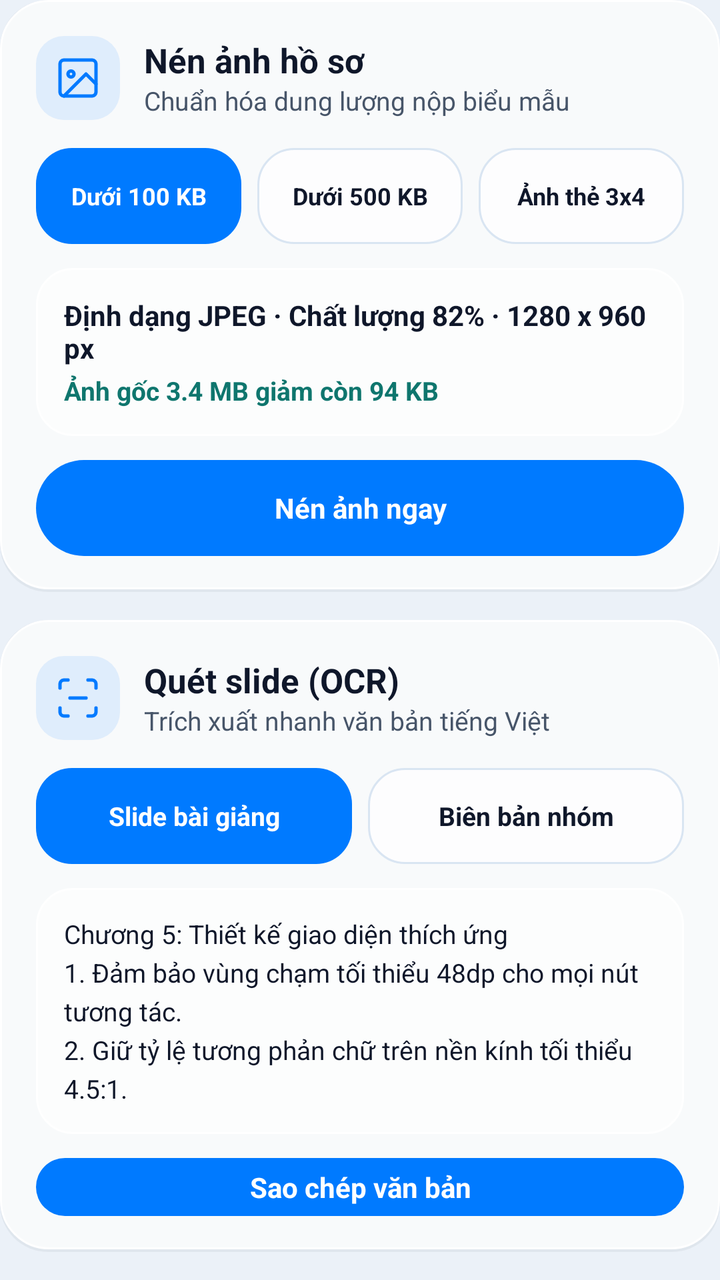
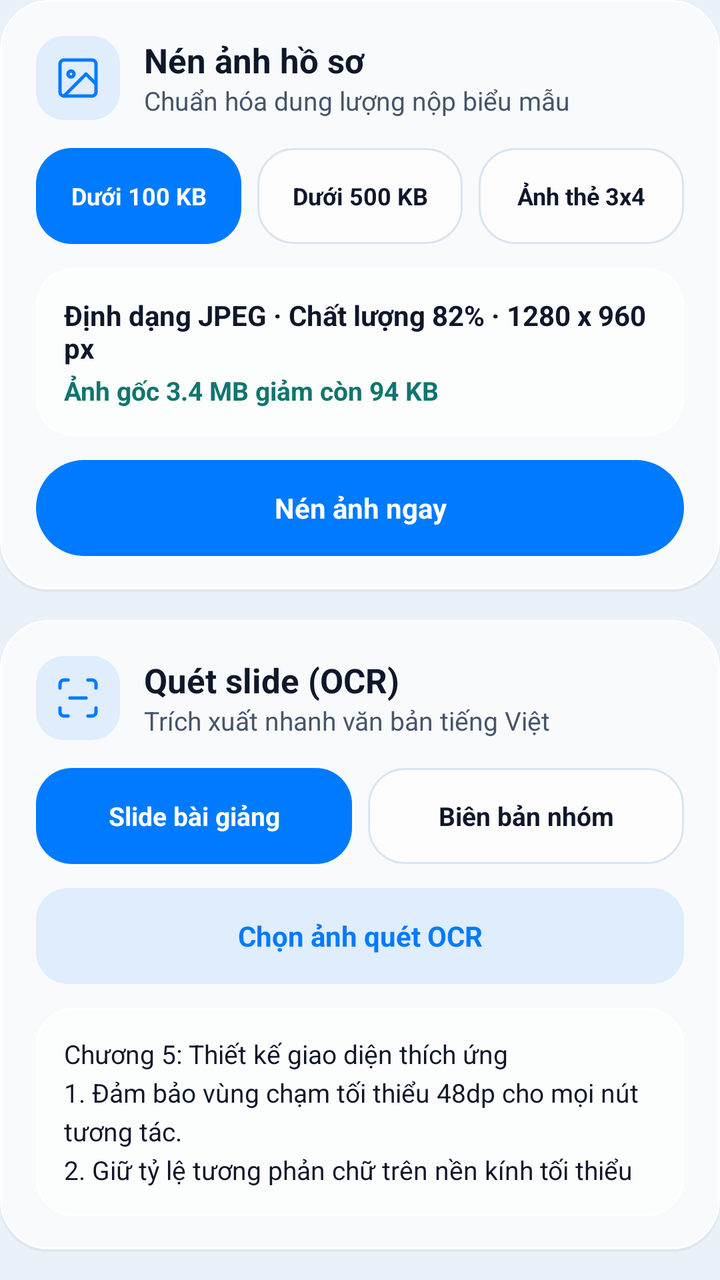

An Android layout rendered at two revisions. The XML below is the earlier revision; the diff shows what the commit changed to produce the second picture.
<!-- AndroidManifest.xml: application theme Theme.PocketKit -->
<!-- res/layout/tab_tools.xml -->
<?xml version="1.0" encoding="utf-8"?>
<LinearLayout xmlns:android="http://schemas.android.com/apk/res/android"
    xmlns:app="http://schemas.android.com/apk/res-auto"
    android:id="@+id/tabTools"
    android:layout_width="match_parent"
    android:layout_height="wrap_content"
    android:orientation="vertical">

    <LinearLayout
        android:layout_width="match_parent"
        android:layout_height="wrap_content"
        android:layout_marginBottom="@dimen/section_gap"
        android:background="@drawable/bg_glass_card"
        android:orientation="vertical"
        android:padding="@dimen/card_padding">

        <LinearLayout
            android:layout_width="match_parent"
            android:layout_height="wrap_content"
            android:gravity="center_vertical"
            android:orientation="horizontal">

            <ImageView
                android:layout_width="@dimen/icon_size_lg"
                android:layout_height="@dimen/icon_size_lg"
                android:background="@drawable/bg_icon_badge"
                android:contentDescription="@string/tools_compress_title"
                android:padding="@dimen/icon_badge_padding"
                android:src="@drawable/ic_compress"
                app:tint="@color/accent_sapphire" />

            <LinearLayout
                android:layout_width="0dp"
                android:layout_height="wrap_content"
                android:layout_marginStart="@dimen/card_gap"
                android:layout_weight="1"
                android:orientation="vertical">

                <TextView
                    android:layout_width="wrap_content"
                    android:layout_height="wrap_content"
                    android:text="@string/tools_compress_title"
                    android:textColor="@color/ink_primary"
                    android:textSize="@dimen/text_size_section_title"
                    android:textStyle="bold" />

                <TextView
                    android:layout_width="wrap_content"
                    android:layout_height="wrap_content"
                    android:text="@string/tools_compress_subtitle"
                    android:textColor="@color/ink_secondary"
                    android:textSize="@dimen/text_size_body" />
            </LinearLayout>
        </LinearLayout>

        <LinearLayout
            android:layout_width="match_parent"
            android:layout_height="wrap_content"
            android:layout_marginTop="@dimen/section_gap"
            android:orientation="horizontal">

            <TextView
                android:id="@+id/chipCompress100"
                android:layout_width="0dp"
                android:layout_height="wrap_content"
                android:layout_weight="1"
                android:background="@drawable/bg_chip_selected"
                android:clickable="true"
                android:focusable="true"
                android:gravity="center"
                android:minHeight="@dimen/touch_target_min"
                android:text="@string/tools_compress_chip_100"
                android:textColor="@color/white"
                android:textSize="@dimen/text_size_caption"
                android:textStyle="bold" />

            <TextView
                android:id="@+id/chipCompress500"
                android:layout_width="0dp"
                android:layout_height="wrap_content"
                android:layout_marginStart="@dimen/chip_gap"
                android:layout_weight="1"
                android:background="@drawable/bg_chip_unselected"
                android:clickable="true"
                android:focusable="true"
                android:gravity="center"
                android:minHeight="@dimen/touch_target_min"
                android:text="@string/tools_compress_chip_500"
                android:textColor="@color/ink_primary"
                android:textSize="@dimen/text_size_caption"
                android:textStyle="bold" />

            <TextView
                android:id="@+id/chipCompress3x4"
                android:layout_width="0dp"
                android:layout_height="wrap_content"
                android:layout_marginStart="@dimen/chip_gap"
                android:layout_weight="1"
                android:background="@drawable/bg_chip_unselected"
                android:clickable="true"
                android:focusable="true"
                android:gravity="center"
                android:minHeight="@dimen/touch_target_min"
                android:text="@string/tools_compress_chip_3x4"
                android:textColor="@color/ink_primary"
                android:textSize="@dimen/text_size_caption"
                android:textStyle="bold" />
        </LinearLayout>

        <LinearLayout
            android:layout_width="match_parent"
            android:layout_height="wrap_content"
            android:layout_marginTop="@dimen/card_gap"
            android:background="@drawable/bg_glass_inner"
            android:orientation="vertical"
            android:padding="@dimen/card_padding_compact">

            <TextView
                android:id="@+id/tvCompressSpec"
                android:layout_width="match_parent"
                android:layout_height="wrap_content"
                android:text="@string/tools_compress_spec_100"
                android:textColor="@color/ink_primary"
                android:textSize="@dimen/text_size_input"
                android:textStyle="bold" />

            <TextView
                android:id="@+id/tvCompressEstimate"
                android:layout_width="match_parent"
                android:layout_height="wrap_content"
                android:layout_marginTop="@dimen/tiny_gap"
                android:text="@string/tools_compress_estimate_100"
                android:textColor="@color/accent_mint_text"
                android:textSize="@dimen/text_size_body"
                android:textStyle="bold" />
        </LinearLayout>

        <TextView
            android:id="@+id/btnRunCompress"
            android:layout_width="match_parent"
            android:layout_height="wrap_content"
            android:layout_marginTop="@dimen/card_gap"
            android:background="@drawable/bg_pill_primary"
            android:clickable="true"
            android:focusable="true"
            android:gravity="center"
            android:minHeight="@dimen/touch_target_min"
            android:text="@string/tools_compress_btn_run"
            android:textColor="@color/white"
            android:textSize="@dimen/text_size_input"
            android:textStyle="bold" />
    </LinearLayout>

    <LinearLayout
        android:layout_width="match_parent"
        android:layout_height="wrap_content"
        android:layout_marginBottom="@dimen/section_gap"
        android:background="@drawable/bg_glass_card"
        android:orientation="vertical"
        android:padding="@dimen/card_padding">

        <LinearLayout
            android:layout_width="match_parent"
            android:layout_height="wrap_content"
            android:gravity="center_vertical"
            android:orientation="horizontal">

            <ImageView
                android:layout_width="@dimen/icon_size_lg"
                android:layout_height="@dimen/icon_size_lg"
                android:background="@drawable/bg_icon_badge"
                android:contentDescription="@string/tools_ocr_desc"
                android:padding="@dimen/icon_badge_padding"
                android:src="@drawable/ic_ocr"
                app:tint="@color/accent_sapphire" />

            <LinearLayout
                android:layout_width="0dp"
                android:layout_height="wrap_content"
                android:layout_marginStart="@dimen/card_gap"
                android:layout_weight="1"
                android:orientation="vertical">

                <TextView
                    android:layout_width="wrap_content"
                    android:layout_height="wrap_content"
                    android:text="@string/tools_ocr_title"
                    android:textColor="@color/ink_primary"
                    android:textSize="@dimen/text_size_section_title"
                    android:textStyle="bold" />

                <TextView
                    android:layout_width="wrap_content"
                    android:layout_height="wrap_content"
                    android:text="@string/tools_ocr_subtitle"
                    android:textColor="@color/ink_secondary"
                    android:textSize="@dimen/text_size_body" />
            </LinearLayout>
        </LinearLayout>

        <LinearLayout
            android:layout_width="match_parent"
            android:layout_height="wrap_content"
            android:layout_marginTop="@dimen/section_gap"
            android:orientation="horizontal">

            <TextView
                android:id="@+id/chipOcrSample1"
                android:layout_width="0dp"
                android:layout_height="wrap_content"
                android:layout_weight="1"
                android:background="@drawable/bg_chip_selected"
                android:clickable="true"
                android:focusable="true"
                android:gravity="center"
                android:minHeight="@dimen/touch_target_min"
                android:text="@string/tools_ocr_chip_slide"
                android:textColor="@color/white"
                android:textSize="@dimen/text_size_body"
                android:textStyle="bold" />

            <TextView
                android:id="@+id/chipOcrSample2"
                android:layout_width="0dp"
                android:layout_height="wrap_content"
                android:layout_marginStart="@dimen/chip_gap"
                android:layout_weight="1"
                android:background="@drawable/bg_chip_unselected"
                android:clickable="true"
                android:focusable="true"
                android:gravity="center"
                android:minHeight="@dimen/touch_target_min"
                android:text="@string/tools_ocr_chip_meeting"
                android:textColor="@color/ink_primary"
                android:textSize="@dimen/text_size_body"
                android:textStyle="bold" />
        </LinearLayout>

        <TextView
            android:id="@+id/tvOcrOutput"
            android:layout_width="match_parent"
            android:layout_height="wrap_content"
            android:layout_marginTop="@dimen/card_gap"
            android:background="@drawable/bg_glass_inner"
            android:lineSpacingExtra="@dimen/line_spacing_md"
            android:padding="@dimen/card_padding_compact"
            android:text="@string/tools_ocr_sample_slide"
            android:textColor="@color/ink_primary"
            android:textSize="@dimen/text_size_body" />

        <TextView
            android:id="@+id/btnCopyOcr"
            android:layout_width="match_parent"
            android:layout_height="wrap_content"
            android:layout_marginTop="@dimen/card_gap"
            android:background="@drawable/bg_pill_primary"
            android:clickable="true"
            android:focusable="true"
            android:gravity="center"
            android:minHeight="@dimen/touch_target_min"
            android:text="@string/tools_ocr_btn_copy"
            android:textColor="@color/white"
            android:textSize="@dimen/text_size_input"
            android:textStyle="bold" />
    </LinearLayout>

    <LinearLayout
        android:layout_width="match_parent"
        android:layout_height="wrap_content"
        android:background="@drawable/bg_glass_card"
        android:orientation="vertical"
        android:padding="@dimen/card_padding">

        <LinearLayout
            android:layout_width="match_parent"
            android:layout_height="wrap_content"
            android:gravity="center_vertical"
            android:orientation="horizontal">

            <ImageView
                android:layout_width="@dimen/icon_size_lg"
                android:layout_height="@dimen/icon_size_lg"
                android:background="@drawable/bg_icon_badge"
                android:contentDescription="@string/notes_screen_title"
                android:padding="@dimen/icon_badge_padding"
                android:src="@drawable/ic_notes"
                app:tint="@color/accent_sapphire" />

            <LinearLayout
                android:layout_width="0dp"
                android:layout_height="wrap_content"
                android:layout_marginStart="@dimen/card_gap"
                android:layout_weight="1"
                android:orientation="vertical">

                <TextView
                    android:layout_width="wrap_content"
                    android:layout_height="wrap_content"
                    android:text="@string/tools_notes_title"
                    android:textColor="@color/ink_primary"
                    android:textSize="@dimen/text_size_section_title"
                    android:textStyle="bold" />

                <TextView
                    android:id="@+id/tvToolNotesCount"
                    android:layout_width="wrap_content"
                    android:layout_height="wrap_content"
                    android:text="@string/tools_notes_subtitle_placeholder"
                    android:textColor="@color/ink_secondary"
                    android:textSize="@dimen/text_size_body" />
            </LinearLayout>
        </LinearLayout>

        <LinearLayout
            android:layout_width="match_parent"
            android:layout_height="wrap_content"
            android:layout_marginTop="@dimen/section_gap"
            android:orientation="horizontal">

            <TextView
                android:id="@+id/btnToolOpenNotes"
                android:layout_width="0dp"
                android:layout_height="wrap_content"
                android:layout_weight="1"
                android:background="@drawable/bg_pill_secondary"
                android:clickable="true"
                android:focusable="true"
                android:gravity="center"
                android:minHeight="@dimen/touch_target_min"
                android:text="@string/tools_notes_btn_open"
                android:textColor="@color/ink_primary"
                android:textSize="@dimen/text_size_input"
                android:textStyle="bold" />

            <TextView
                android:id="@+id/btnToolNewNote"
                android:layout_width="0dp"
                android:layout_height="wrap_content"
                android:layout_marginStart="@dimen/dialog_button_gap"
                android:layout_weight="1"
                android:background="@drawable/bg_pill_primary"
                android:clickable="true"
                android:focusable="true"
                android:gravity="center"
                android:minHeight="@dimen/touch_target_min"
                android:text="@string/tools_notes_btn_new"
                android:textColor="@color/white"
                android:textSize="@dimen/text_size_input"
                android:textStyle="bold" />
        </LinearLayout>
    </LinearLayout>
</LinearLayout>
<!-- resources referenced by this layout -->
<resources>
  <color name="accent_mint_text">#FF0F766E</color>
  <color name="accent_sapphire">#FF007AFF</color>
  <color name="ink_primary">#FF0F172A</color>
  <color name="ink_secondary">#FF475569</color>
  <color name="white">#FFFFFFFF</color>
  <dimen name="card_gap">12dp</dimen>
  <dimen name="card_padding">18dp</dimen>
  <dimen name="card_padding_compact">14dp</dimen>
  <dimen name="chip_gap">8dp</dimen>
  <dimen name="dialog_button_gap">10dp</dimen>
  <dimen name="icon_badge_padding">9dp</dimen>
  <dimen name="icon_size_lg">42dp</dimen>
  <dimen name="line_spacing_md">4dp</dimen>
  <dimen name="section_gap">14dp</dimen>
  <dimen name="text_size_body">13sp</dimen>
  <dimen name="text_size_caption">12sp</dimen>
  <dimen name="text_size_input">14sp</dimen>
  <dimen name="text_size_section_title">17sp</dimen>
  <dimen name="tiny_gap">3dp</dimen>
  <dimen name="touch_target_min">48dp</dimen>
  <!-- drawable bg_chip_selected (drawable) -->
  <?xml version="1.0" encoding="utf-8"?>
  <shape xmlns:android="http://schemas.android.com/apk/res/android"
      android:shape="rectangle">
      <solid android:color="@color/accent_sapphire" />
      <corners android:radius="18dp" />
  </shape>
  <!-- drawable bg_pill_primary (drawable) -->
  <?xml version="1.0" encoding="utf-8"?>
  <shape xmlns:android="http://schemas.android.com/apk/res/android"
      android:shape="rectangle">
      <solid android:color="@color/accent_sapphire" />
      <corners android:radius="24dp" />
  </shape>
  <string name="notes_screen_title">Sổ ghi chú</string>
  <string name="tools_compress_btn_run">Nén ảnh ngay</string>
  <string name="tools_compress_chip_100">Dưới 100 KB</string>
  <string name="tools_compress_chip_3x4">Ảnh thẻ 3x4</string>
  <string name="tools_compress_chip_500">Dưới 500 KB</string>
  <string name="tools_compress_estimate_100">Ảnh gốc 3.4 MB giảm còn 94 KB</string>
  <string name="tools_compress_spec_100">Định dạng JPEG · Chất lượng 82% · 1280 x 960 px</string>
  <string name="tools_compress_subtitle">Chuẩn hóa dung lượng nộp biểu mẫu</string>
  <string name="tools_compress_title">Nén ảnh hồ sơ</string>
  <string name="tools_notes_btn_new">Tạo ghi chú</string>
  <string name="tools_notes_btn_open">Mở danh sách</string>
  <string name="tools_notes_subtitle_placeholder">Lưu trữ SQLite theo từng môn học</string>
  <string name="tools_notes_title">Sổ ghi chú ngoại tuyến</string>
  <string name="tools_ocr_btn_copy">Sao chép văn bản</string>
  <string name="tools_ocr_chip_meeting">Biên bản nhóm</string>
  <string name="tools_ocr_chip_slide">Slide bài giảng</string>
  <string name="tools_ocr_desc">Quét slide OCR</string>
  <string name="tools_ocr_sample_slide">Chương 5: Thiết kế giao diện thích ứng\n1. Đảm bảo vùng chạm tối thiểu 48dp cho mọi nút tương tác.\n2. Giữ tỷ lệ tương phản chữ trên nền kính tối thiểu 4.5:1.</string>
  <string name="tools_ocr_subtitle">Trích xuất nhanh văn bản tiếng Việt</string>
  <string name="tools_ocr_title">Quét slide (OCR)</string>
  <style name="Theme.PocketKit" parent="Base.Theme.PocketKit" />
  <color name="chip_neutral_fill">#B8FFFFFF</color>
  <color name="glass_rim_soft">#FFD9E5F2</color>
  <color name="glass_stroke_card">#0D0F172A</color>
  <color name="glass_card_fill">#CCFFFFFF</color>
  <color name="glass_rim_bright">#FFFFFFFF</color>
  <color name="glass_inner_fill">#9EFFFFFF</color>
  <color name="accent_sapphire_soft">#1A007AFF</color>
  <color name="icon_color">#FF0F172A</color>
  <color name="frost_canvas_top">#FFEBF1F8</color>
  <!-- unchanged entries left out for length: 9 -->
</resources>

<!-- the commit's change to res/layout/tab_tools.xml (unified diff, before → after) -->
@@ -237,6 +237,21 @@
         </LinearLayout>
 
         <TextView
+            android:id="@+id/btnPickOcrImage"
+            android:layout_width="match_parent"
+            android:layout_height="wrap_content"
+            android:layout_marginTop="@dimen/card_gap"
+            android:background="@drawable/bg_pill_accent_soft"
+            android:clickable="true"
+            android:focusable="true"
+            android:gravity="center"
+            android:minHeight="@dimen/touch_target_min"
+            android:text="@string/tools_ocr_btn_pick"
+            android:textColor="@color/accent_sapphire"
+            android:textSize="@dimen/text_size_input"
+            android:textStyle="bold" />
+
+        <TextView
             android:id="@+id/tvOcrOutput"
             android:layout_width="match_parent"
             android:layout_height="wrap_content"
@@ -248,20 +263,44 @@
             android:textColor="@color/ink_primary"
             android:textSize="@dimen/text_size_body" />
 
-        <TextView
-            android:id="@+id/btnCopyOcr"
-            android:layout_width="match_parent"
-            android:layout_height="wrap_content"
-            android:layout_marginTop="@dimen/card_gap"
-            android:background="@drawable/bg_pill_primary"
-            android:clickable="true"
-            android:focusable="true"
-            android:gravity="center"
-            android:minHeight="@dimen/touch_target_min"
-            android:text="@string/tools_ocr_btn_copy"
-            android:textColor="@color/white"
-            android:textSize="@dimen/text_size_input"
-            android:textStyle="bold" />
+        <LinearLayout
+            android:layout_width="match_parent"
+            android:layout_height="wrap_content"
+            android:layout_marginTop="@dimen/card_gap"
+            android:baselineAligned="false"
+            android:orientation="horizontal">
+
+            <TextView
+                android:id="@+id/btnCopyOcr"
+                android:layout_width="0dp"
+                android:layout_height="wrap_content"
+                android:layout_weight="1"
+                android:background="@drawable/bg_pill_secondary"
+                android:clickable="true"
+                android:focusable="true"
+                android:gravity="center"
+                android:minHeight="@dimen/touch_target_min"
+                android:text="@string/tools_ocr_btn_copy"
+                android:textColor="@color/ink_primary"
+                android:textSize="@dimen/text_size_body"
+                android:textStyle="bold" />
+
+            <TextView
+                android:id="@+id/btnOcrCreateNote"
+                android:layout_width="0dp"
+                android:layout_height="wrap_content"
+                android:layout_marginStart="@dimen/dialog_button_gap"
+                android:layout_weight="1"
+                android:background="@drawable/bg_pill_primary"
+                android:clickable="true"
+                android:focusable="true"
+                android:gravity="center"
+                android:minHeight="@dimen/touch_target_min"
+                android:text="@string/tools_ocr_btn_create_note"
+                android:textColor="@color/white"
+                android:textSize="@dimen/text_size_body"
+                android:textStyle="bold" />
+        </LinearLayout>
     </LinearLayout>
 
     <LinearLayout
<!-- resource entries referenced after the edit -->
@@ -27,6 +27,13 @@
       <solid android:color="@color/accent_sapphire" />
       <corners android:radius="18dp" />
   </shape>
+  <!-- drawable bg_pill_accent_soft (drawable) -->
+  <?xml version="1.0" encoding="utf-8"?>
+  <shape xmlns:android="http://schemas.android.com/apk/res/android"
+      android:shape="rectangle">
+      <solid android:color="@color/accent_sapphire_soft" />
+      <corners android:radius="16dp" />
+  </shape>
   <!-- drawable bg_pill_primary (drawable) -->
   <?xml version="1.0" encoding="utf-8"?>
   <shape xmlns:android="http://schemas.android.com/apk/res/android"
@@ -48,6 +55,8 @@
   <string name="tools_notes_subtitle_placeholder">Lưu trữ SQLite theo từng môn học</string>
   <string name="tools_notes_title">Sổ ghi chú ngoại tuyến</string>
   <string name="tools_ocr_btn_copy">Sao chép văn bản</string>
+  <string name="tools_ocr_btn_create_note">Tạo ghi chú</string>
+  <string name="tools_ocr_btn_pick">Chọn ảnh quét OCR</string>
   <string name="tools_ocr_chip_meeting">Biên bản nhóm</string>
   <string name="tools_ocr_chip_slide">Slide bài giảng</string>
   <string name="tools_ocr_desc">Quét slide OCR</string>
